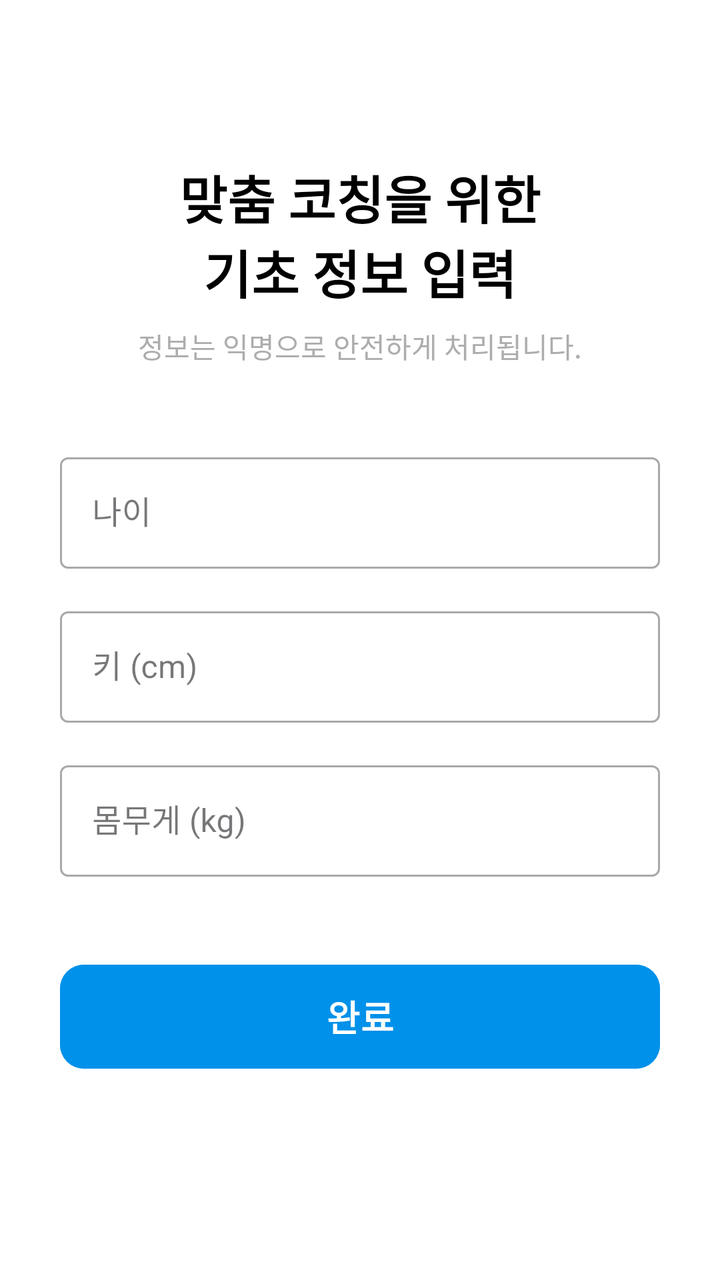
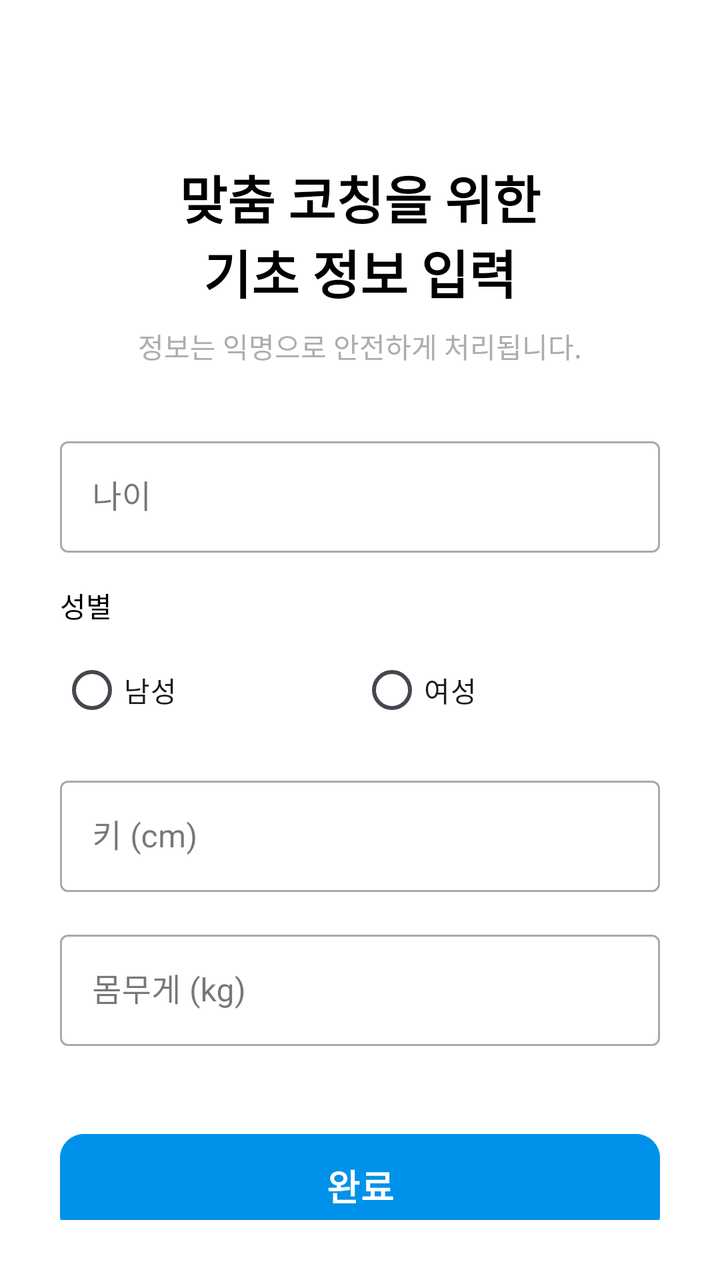

Before-and-after screenshots of an Android layout around one commit, followed by the original layout XML and the change that was made.
<!-- AndroidManifest.xml: application theme Theme.MakePaceTestVer -->
<!-- res/layout/activity_setup.xml -->
<?xml version="1.0" encoding="utf-8"?>
<LinearLayout xmlns:android="http://schemas.android.com/apk/res/android"
    xmlns:app="http://schemas.android.com/apk/res-auto"
    android:layout_width="match_parent"
    android:layout_height="match_parent"
    android:background="#FFFFFF"
    android:gravity="center_horizontal"
    android:orientation="vertical"
    android:padding="30dp">

    <TextView
        android:layout_width="wrap_content"
        android:layout_height="wrap_content"
        android:layout_marginTop="50dp"
        android:text="맞춤 코칭을 위한\n기초 정보 입력"
        android:textColor="#000000"
        android:textSize="26sp"
        android:textStyle="bold"
        android:gravity="center" />

    <TextView
        android:layout_width="wrap_content"
        android:layout_height="wrap_content"
        android:layout_marginTop="8dp"
        android:text="정보는 익명으로 안전하게 처리됩니다."
        android:textColor="#ADADAD"
        android:textSize="14sp" />

    <com.google.android.material.textfield.TextInputLayout
        android:layout_width="match_parent"
        android:layout_height="wrap_content"
        android:layout_marginTop="40dp"
        style="@style/Widget.MaterialComponents.TextInputLayout.OutlinedBox">
        <com.google.android.material.textfield.TextInputEditText
            android:id="@+id/etAge"
            android:layout_width="match_parent"
            android:layout_height="wrap_content"
            android:hint="나이"
            android:inputType="number" />
    </com.google.android.material.textfield.TextInputLayout>

    <com.google.android.material.textfield.TextInputLayout
        android:layout_width="match_parent"
        android:layout_height="wrap_content"
        android:layout_marginTop="16dp"
        style="@style/Widget.MaterialComponents.TextInputLayout.OutlinedBox">
        <com.google.android.material.textfield.TextInputEditText
            android:id="@+id/etHeight"
            android:layout_width="match_parent"
            android:layout_height="wrap_content"
            android:hint="키 (cm)"
            android:inputType="numberDecimal" />
    </com.google.android.material.textfield.TextInputLayout>

    <com.google.android.material.textfield.TextInputLayout
        android:layout_width="match_parent"
        android:layout_height="wrap_content"
        android:layout_marginTop="16dp"
        style="@style/Widget.MaterialComponents.TextInputLayout.OutlinedBox">
        <com.google.android.material.textfield.TextInputEditText
            android:id="@+id/etWeight"
            android:layout_width="match_parent"
            android:layout_height="wrap_content"
            android:hint="몸무게 (kg)"
            android:inputType="numberDecimal" />
    </com.google.android.material.textfield.TextInputLayout>

    <com.google.android.material.button.MaterialButton
        android:id="@+id/btnComplete"
        android:layout_width="match_parent"
        android:layout_height="60dp"
        android:layout_marginTop="40dp"
        android:backgroundTint="#0091EA"
        android:text="완료"
        android:textColor="#FFFFFF"
        android:textSize="18sp"
        android:textStyle="bold"
        app:cornerRadius="12dp" />

</LinearLayout>
<!-- resources referenced by this layout -->
<resources>
  <style name="Theme.MakePaceTestVer" parent="Base.Theme.MakePaceTestVer" />
  <style name="Base.Theme.MakePaceTestVer" parent="Theme.Material3.DayNight.NoActionBar">
          
          
      </style>
</resources>

<!-- the commit's change to res/layout/activity_setup.xml (unified diff, before → after) -->
@@ -29,7 +29,7 @@
     <com.google.android.material.textfield.TextInputLayout
         android:layout_width="match_parent"
         android:layout_height="wrap_content"
-        android:layout_marginTop="40dp"
+        android:layout_marginTop="32dp"
         style="@style/Widget.MaterialComponents.TextInputLayout.OutlinedBox">
         <com.google.android.material.textfield.TextInputEditText
             android:id="@+id/etAge"
@@ -38,6 +38,35 @@
             android:hint="나이"
             android:inputType="number" />
     </com.google.android.material.textfield.TextInputLayout>
+
+    <TextView
+        android:layout_width="wrap_content"
+        android:layout_height="wrap_content"
+        android:layout_marginTop="16dp"
+        android:layout_gravity="start"
+        android:text="성별"
+        android:textColor="#000000"
+        android:textSize="14sp" />
+
+    <RadioGroup
+        android:id="@+id/rgGender"
+        android:layout_width="match_parent"
+        android:layout_height="wrap_content"
+        android:layout_marginTop="8dp"
+        android:orientation="horizontal">
+        <RadioButton
+            android:id="@+id/rbMale"
+            android:layout_width="0dp"
+            android:layout_height="wrap_content"
+            android:layout_weight="1"
+            android:text="남성" />
+        <RadioButton
+            android:id="@+id/rbFemale"
+            android:layout_width="0dp"
+            android:layout_height="wrap_content"
+            android:layout_weight="1"
+            android:text="여성" />
+    </RadioGroup>
 
     <com.google.android.material.textfield.TextInputLayout
         android:layout_width="match_parent"
